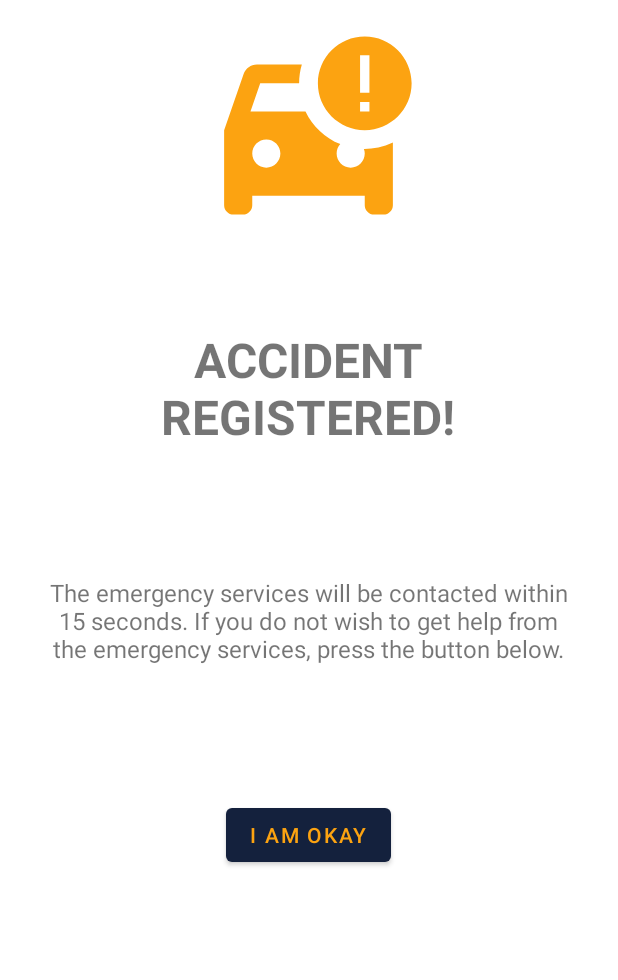
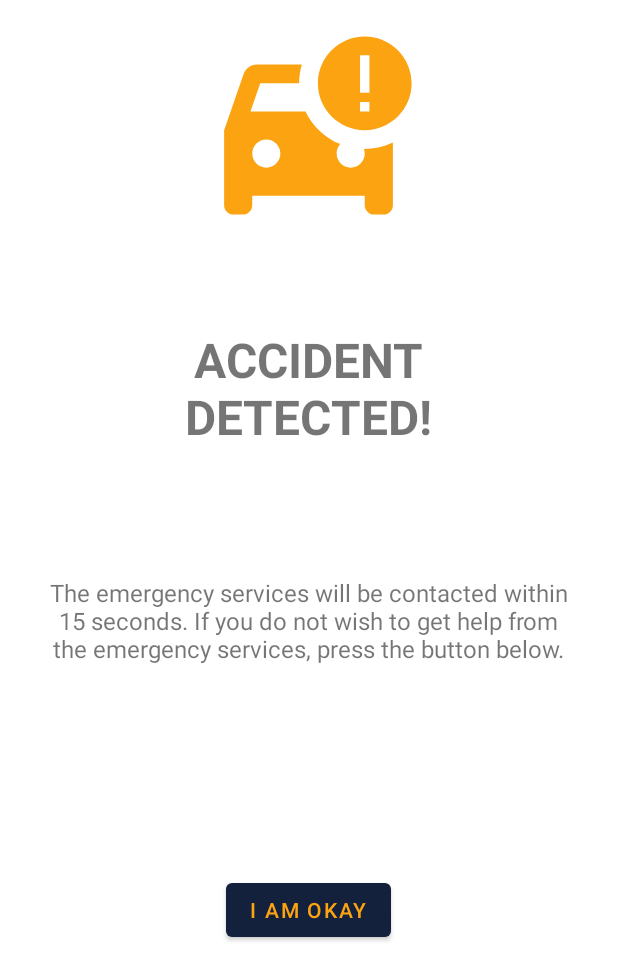
Before and after one commit to DIT113-V22/group-05, an Android app: the layout crash_popup.xml on its own in the app's theme, with its tools: preview values and no code run, on a phone screen of 412 x 824 dp. Shown: the top 980 px of the screen. Run offline under Robolectric (Android 15) with nearby library versions, the phone set to English and light mode, and no system bars.

Commit message:
save work

```diff
--- a/android/app/src/main/java/safetyfirst/androidapp/safetyfirstcontroller/MainActivity.java
+++ b/android/app/src/main/java/safetyfirst/androidapp/safetyfirstcontroller/MainActivity.java
@@ -11,6 +11,7 @@ import android.graphics.Bitmap;
 import android.graphics.Color;
 import android.net.Uri;
 import android.os.Bundle;
+import android.os.CountDownTimer;
 import android.util.Log;
 import android.view.Menu;
 import android.view.MenuItem;
@@ -20,6 +21,7 @@ import android.widget.EditText;
 import android.widget.ImageView;
 import android.widget.ListView;
 import android.widget.CompoundButton;
+import android.widget.TextView;
 import android.widget.Toast;
 import android.widget.ToggleButton;
 
@@ -487,6 +489,22 @@ public class MainActivity extends AppCompatActivity implements JoystickView.Joys
        //I am ok button
        iAmOk = (Button) crashPopupView.findViewById(R.id.button_iAmOk);
 
+       TextView displayTimer = findViewById(R.id.TextView3);
+
+       /* CountDownTimer countDownTimer = new CountDownTimer(30000, 1000) {
+           @Override
+           public void onTick(long millisUntilFinished) {
+               displayTimer.setText("seconds remaining: " + millisUntilFinished / 1000);
+           }
+
+           @Override
+           public void onFinish() {
+               displayTimer.setText("done!");
+           }
+       };
+
+        */
+
        Timer timer = new Timer();
        TimerTask timerTaskObj = new TimerTask() {
            public void run() {
--- a/android/app/src/main/res/layout/crash_popup.xml
+++ b/android/app/src/main/res/layout/crash_popup.xml
@@ -48,6 +48,19 @@
         app:layout_constraintTop_toBottomOf="@+id/textView"
         app:layout_constraintVertical_bias="0.134" />
 
+    <TextView
+        android:id="@+id/textView3"
+        android:layout_width="350dp"
+        android:layout_height="23dp"
+        android:gravity="center"
+        android:textSize="16dp"
+        app:layout_constraintBottom_toBottomOf="parent"
+        app:layout_constraintEnd_toEndOf="parent"
+        app:layout_constraintHorizontal_bias="0.491"
+        app:layout_constraintStart_toStartOf="parent"
+        app:layout_constraintTop_toBottomOf="@+id/textView"
+        app:layout_constraintVertical_bias="0.411" />
+
     <Button
         android:id="@+id/button_iAmOk"
         android:layout_width="wrap_content"
@@ -58,7 +71,7 @@
         app:layout_constraintHorizontal_bias="0.498"
         app:layout_constraintStart_toStartOf="parent"
         app:layout_constraintTop_toBottomOf="@+id/textView2"
-        app:layout_constraintVertical_bias="0.221" />
+        app:layout_constraintVertical_bias="0.38" />
 
 
 </androidx.constraintlayout.widget.ConstraintLayout>
--- a/android/app/src/main/res/values/strings.xml
+++ b/android/app/src/main/res/values/strings.xml
@@ -2,6 +2,6 @@
     <string name="app_name">SafetyFirstController</string>
     <string name="delete_contact" />
     <string name="delete_contact_button">DELETE</string>
-    <string name="Accident">ACCIDENT REGISTERED!</string>
+    <string name="Accident">ACCIDENT DETECTED!</string>
     <string name="contacting_services_text">The emergency services will be contacted within 15 seconds. If you do not wish to get help from the emergency services, press the button below.</string>
 </resources>
```
